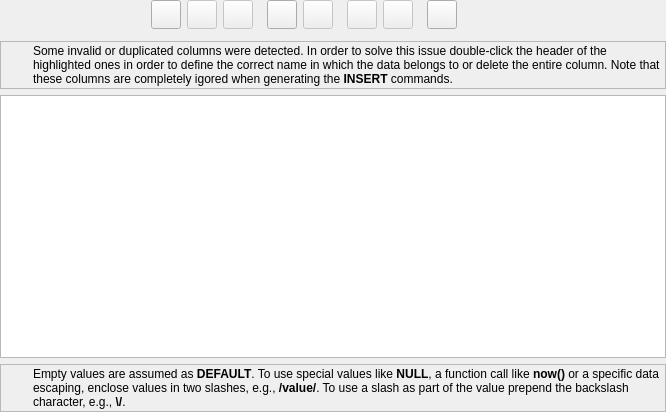
Before: the Qt Designer form libpgmodeler_ui/ui/tabledatawidget.ui in pgmodeler/pgmodeler, drawn with Qt 5.
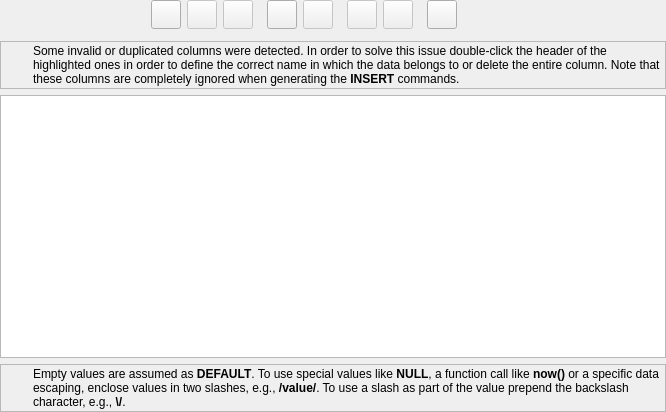
After: the same form once the commit is applied. Icons and pictures are not drawn.

Diff of the .ui file:
```diff
--- a/libpgmodeler_ui/ui/tabledatawidget.ui
+++ b/libpgmodeler_ui/ui/tabledatawidget.ui
@@ -601,7 +601,7 @@
          </font>
         </property>
         <property name="text">
-         <string>Some invalid or duplicated columns were detected. In order to solve this issue double-click the header of the highlighted ones in order to define the correct name in which the data belongs to or delete the entire column. Note that these columns are completely igored when generating the &lt;strong&gt;INSERT&lt;/strong&gt; commands.</string>
+         <string>Some invalid or duplicated columns were detected. In order to solve this issue double-click the header of the highlighted ones in order to define the correct name in which the data belongs to or delete the entire column. Note that these columns are completely ignored when generating the &lt;strong&gt;INSERT&lt;/strong&gt; commands.</string>
         </property>
         <property name="wordWrap">
          <bool>true</bool>
```
